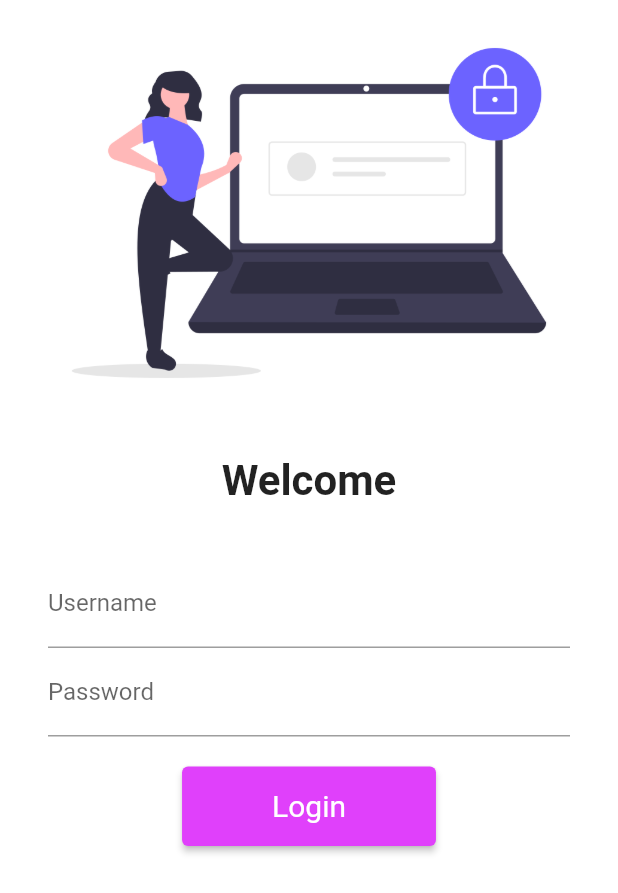
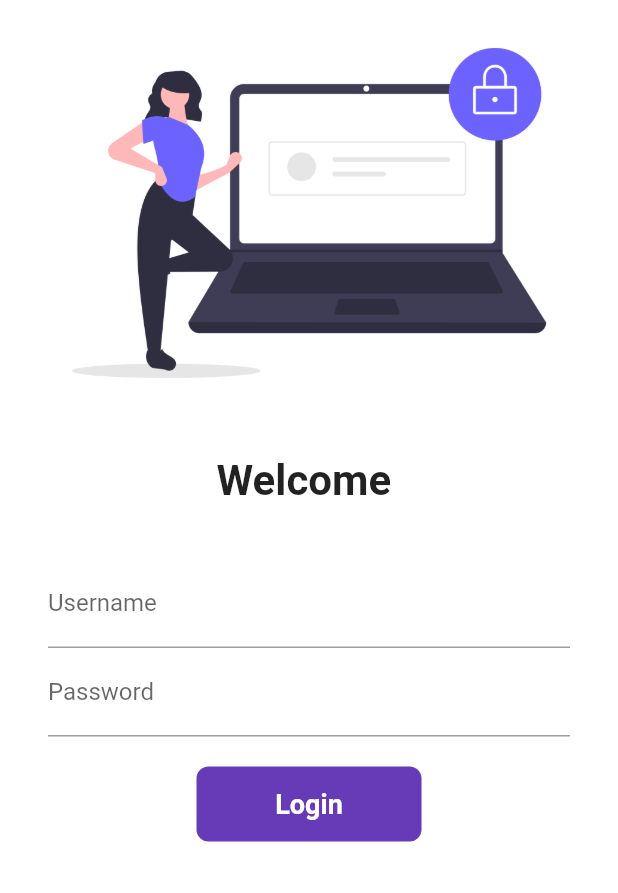
Before and after one commit to ramayashb/30DaysFlutter, a Flutter app: the screen it shows after launch, on a phone screen of 412 x 824 dp. Shown: the top 893 px of the screen. Run offline on Flutter 3.47's test engine with Material 2 defaults, Android fonts, the phone set to English and light mode, and no system bars; our stand-ins replace google_fonts.

Commit message:
day 6 login button animation

```diff
--- a/lib/pages/login_page.dart
+++ b/lib/pages/login_page.dart
@@ -1,7 +1,14 @@
 import 'package:flutter/material.dart';
 import 'package:flutter_application_demo/Utils/routes.dart';
 
-class LoginPage extends StatelessWidget {
+class LoginPage extends StatefulWidget {
+  @override
+  State<LoginPage> createState() => _LoginPageState();
+}
+
+class _LoginPageState extends State<LoginPage> {
+  String name = "";
+  bool changeButton = false;
   @override
   Widget build(BuildContext context) {
     return Material(
@@ -17,7 +24,7 @@ class LoginPage extends StatelessWidget {
               height: 20.0,
             ),
             Text(
-              "Welcome",
+              "Welcome $name",
               style: TextStyle(fontSize: 28, fontWeight: FontWeight.bold),
             ),
             SizedBox(
@@ -31,6 +38,10 @@ class LoginPage extends StatelessWidget {
                   TextFormField(
                     decoration: InputDecoration(
                         hintText: "Enter username", labelText: "Username"),
+                    onChanged: (value) {
+                      name = value;
+                      setState(() {});
+                    },
                   ),
                   TextFormField(
                     obscureText: true,
@@ -40,20 +51,57 @@ class LoginPage extends StatelessWidget {
                   SizedBox(
                     height: 20.0,
                   ),
-                  ElevatedButton(
-                    onPressed: () {
-                      print("Clicked");
+                  InkWell(
+                    onTap: () async {
+                      setState(() {
+                        changeButton = true;
+                      });
+                      await Future.delayed(
+                        Duration(
+                          seconds: 1,
+                        ),
+                      );
                       Navigator.pushNamed(context, MyRoutes.homeRoute);
                     },
-                    child: Text("Login"),
-                    style: ElevatedButton.styleFrom(
-                      // background color
-                      primary: Colors.purpleAccent,
-                      padding: const EdgeInsets.symmetric(
-                          horizontal: 60, vertical: 15),
-                      textStyle: const TextStyle(fontSize: 20),
+                    child: AnimatedContainer(
+                      duration: Duration(seconds: 1),
+                      width: changeButton ? 50 : 150,
+                      height: 50,
+                      alignment: Alignment.center,
+                      child: changeButton
+                          ? Icon(
+                              Icons.done,
+                              color: Colors.white,
+                            )
+                          : Text(
+                              "Login",
+                              style: TextStyle(
+                                  color: Colors.white,
+                                  fontSize: 18,
+                                  fontWeight: FontWeight.bold),
+                            ),
+                      decoration: BoxDecoration(
+                        color: Colors.deepPurple,
+                        borderRadius:
+                            BorderRadius.circular(changeButton ? 50 : 8),
+                        // shape: changeButton ? BoxShape.circle : BoxShape.rectangle
+                      ),
                     ),
-                  ),
+                  )
+                  // ElevatedButton(
+                  //   onPressed: () {
+                  //     print("Clicked");
+                  //     Navigator.pushNamed(context, MyRoutes.homeRoute);
+                  //   },
+                  //   child: Text("Login"),
+                  //   style: ElevatedButton.styleFrom(
+                  //     // background color
+                  //     primary: Colors.deepPurple,
+                  //     padding: const EdgeInsets.symmetric(
+                  //         horizontal: 60, vertical: 15),
+                  //     textStyle: const TextStyle(fontSize: 20),
+                  //   ),
+                  // ),
                 ],
               ),
             ),
```
